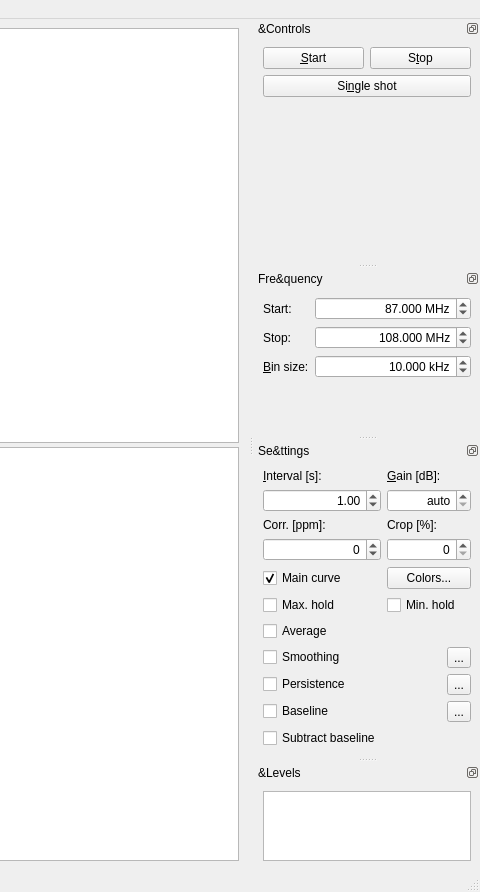
First picture: the form in qspectrumanalyzer/qspectrumanalyzer.ui, repository rsumner31/qspectrumanalyzer, before the edit; both pictures show x 720 to 1200 and y 0 to 892 of the 1200 by 892 pixel window.
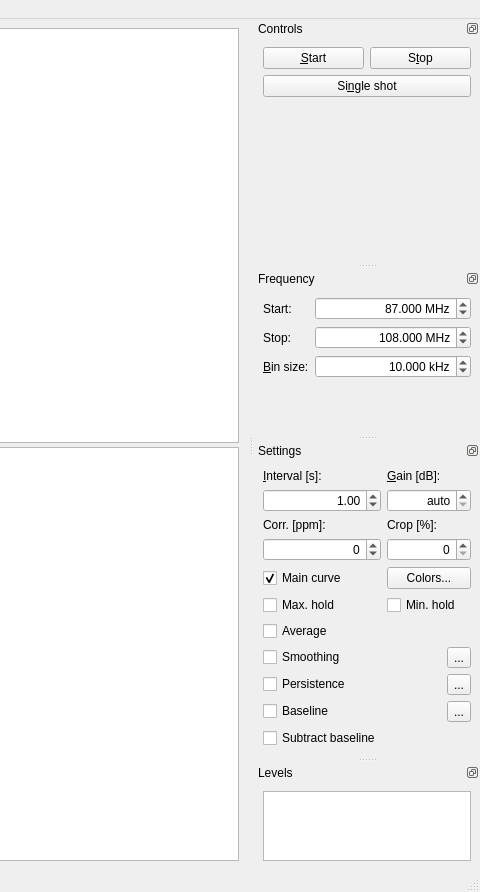
Second picture: the form after the edit. Custom widgets are drawn as their Qt base class.

```diff
--- a/qspectrumanalyzer/qspectrumanalyzer.ui
+++ b/qspectrumanalyzer/qspectrumanalyzer.ui
@@ -90,7 +90,7 @@
     <set>QDockWidget::DockWidgetFloatable|QDockWidget::DockWidgetMovable</set>
    </property>
    <property name="windowTitle">
-    <string>&amp;Controls</string>
+    <string>Controls</string>
    </property>
    <attribute name="dockWidgetArea">
     <number>2</number>
@@ -151,7 +151,7 @@
     <set>QDockWidget::DockWidgetFloatable|QDockWidget::DockWidgetMovable</set>
    </property>
    <property name="windowTitle">
-    <string>Fre&amp;quency</string>
+    <string>Frequency</string>
    </property>
    <attribute name="dockWidgetArea">
     <number>2</number>
@@ -311,7 +311,7 @@
     <set>QDockWidget::DockWidgetFloatable|QDockWidget::DockWidgetMovable</set>
    </property>
    <property name="windowTitle">
-    <string>Se&amp;ttings</string>
+    <string>Settings</string>
    </property>
    <attribute name="dockWidgetArea">
     <number>2</number>
@@ -539,7 +539,7 @@
     <set>QDockWidget::DockWidgetFloatable|QDockWidget::DockWidgetMovable</set>
    </property>
    <property name="windowTitle">
-    <string>&amp;Levels</string>
+    <string>Levels</string>
    </property>
    <attribute name="dockWidgetArea">
     <number>2</number>
```
